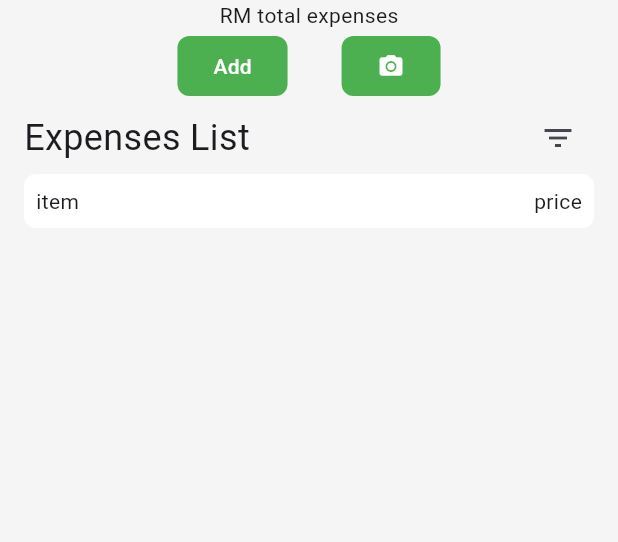
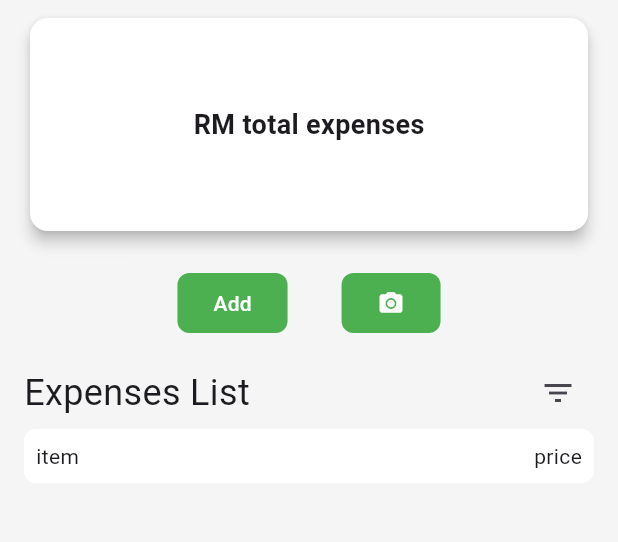
Before and after one commit to AhmadZahidi/expenses_tracker_app, a Flutter app: the screen it shows after launch, on a phone screen of 412 x 824 dp, the part 84-626 px from its top. Run offline on Flutter 3.47's test engine with Material 3 defaults, Android fonts, the phone set to English and light mode, and no system bars; our stand-ins replace cloud_firestore, firebase_auth, firebase_core, flutter_svg, go_router; accounts and stored records are empty.

Commit message:
working layout in home screen

```diff
--- /dev/null
+++ b/lib/screens/add_screen.dart
@@ -0,0 +1,10 @@
+import 'package:flutter/material.dart';
+
+class AddScreen extends StatelessWidget{
+  @override
+  Widget build(BuildContext context) {
+    return Scaffold(
+
+    );
+  }
+}
--- a/lib/screens/home_screen.dart
+++ b/lib/screens/home_screen.dart
@@ -64,28 +64,57 @@ class _HomeScreenState extends State<HomeScreen> {
           child: Column(
             children: [
               //show total expenses
-              Text("RM total expenses"),
+              Padding(
+                padding: const EdgeInsets.symmetric(
+                  horizontal: 0.0,
+                  vertical: 8.0,
+                ),
+                child: SizedBox(
+                  width: double.infinity,
+                  height: 150,
+                  child: Card(
+                    elevation: 4,
+                    shape: RoundedRectangleBorder(
+                      borderRadius: BorderRadius.circular(12),
+                    ),
+                    color: Colors.white,
+                    child: Center(
+                      child: Text(
+                        "RM total expenses",
+                        style: TextStyle(
+                          fontSize: 18,
+                          fontWeight: FontWeight.bold,
+                        ),
+                      ),
+                    ),
+                  ),
+                ),
+              ),
 
               //button for add and camera icon
-              Row(
+              Padding(
+                padding: EdgeInsets.symmetric(vertical: 12.0),
+                child: Row(
                   mainAxisAlignment: MainAxisAlignment.center,
                   children: [
                     FilledButton(
                       onPressed: () {},
                       style: FilledButton.styleFrom(
+                        padding: EdgeInsets.symmetric(horizontal: 24),
                         shape: RoundedRectangleBorder(
-                        borderRadius: BorderRadius.circular(8)
+                          borderRadius: BorderRadius.circular(8),
                         ),
                         backgroundColor: buttonBackground,
                       ),
                       child: Text("Add"),
                     ),
-                  SizedBox(width: 36,),
+                    SizedBox(width: 36),
                     FilledButton(
                       onPressed: () {},
                       style: FilledButton.styleFrom(
+                        padding: EdgeInsets.symmetric(horizontal: 24),
                         shape: RoundedRectangleBorder(
-                        borderRadius: BorderRadius.circular(8)
+                          borderRadius: BorderRadius.circular(8),
                         ),
                         backgroundColor: buttonBackground,
                       ),
@@ -93,18 +122,18 @@ class _HomeScreenState extends State<HomeScreen> {
                     ),
                   ],
                 ),
+              ),
 
               //second row title
               Row(
                 mainAxisAlignment: MainAxisAlignment.spaceBetween,
                 children: [
-                  Text("Expenses List",style: TextStyle(fontSize: 24),),
-                  IconButton(onPressed: (){}, icon: Icon(Icons.filter_list))
+                  Text("Expenses List", style: TextStyle(fontSize: 24)),
+                  IconButton(onPressed: () {}, icon: Icon(Icons.filter_list)),
                 ],
               ),
 
               //content
-
               Container(
                 decoration: BoxDecoration(
                   color: Colors.white,
@@ -112,12 +141,11 @@ class _HomeScreenState extends State<HomeScreen> {
                 ),
                 padding: EdgeInsets.all(8),
 
-                child: Row(mainAxisAlignment: MainAxisAlignment.spaceBetween,children: [
-                  Text("item"),
-                  Text("price")
-                ],)
+                child: Row(
+                  mainAxisAlignment: MainAxisAlignment.spaceBetween,
+                  children: [Text("item"), Text("price")],
                 ),
-
+              ),
             ],
           ),
         ),
```
Lines whose indentation alone changed are shown as unchanged.
